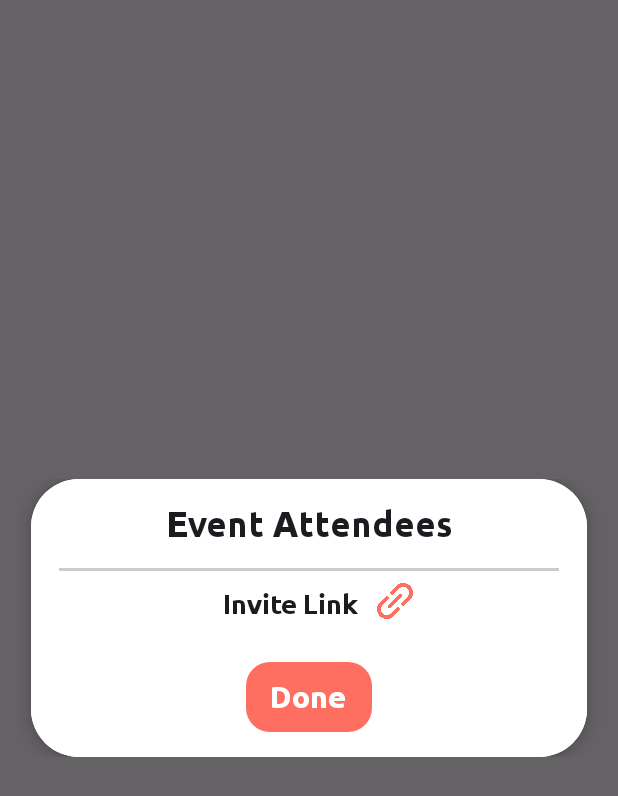
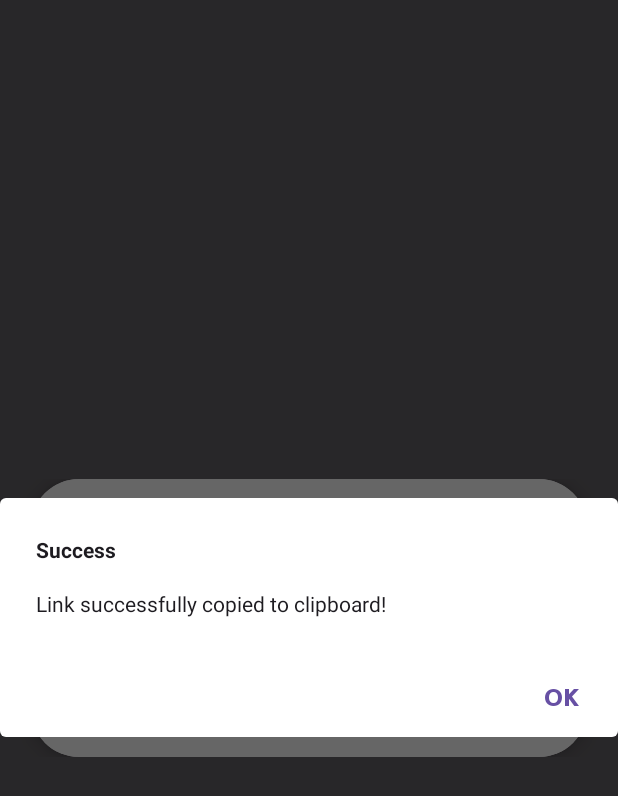
Before and after one commit to M4TTH3/Timestamp, an Android app built with Jetpack Compose: the composable ViewUsers shown on its own in the app's theme, after a tap on "link icon", on a phone screen of 412 x 824 dp. Shown: the top 796 px of the screen. Run offline under Robolectric (Android 15) with nearby library versions, the phone set to English and light mode, and no system bars; libraries missing offline, so code that uses them is left out: kotlinx.coroutines.reactor, org.springframework.web; pictures from the network do not load; 2 statements that could not run were skipped.

```diff
--- a/mobile/src/main/java/org/timestamp/mobile/ui/elements/ViewUsers.kt
+++ b/mobile/src/main/java/org/timestamp/mobile/ui/elements/ViewUsers.kt
@@ -20,6 +20,8 @@ import androidx.compose.foundation.layout.wrapContentHeight
 import androidx.compose.foundation.lazy.LazyColumn
 import androidx.compose.foundation.shape.CircleShape
 import androidx.compose.foundation.shape.RoundedCornerShape
+import androidx.compose.material.AlertDialog
+import androidx.compose.material.Button
 import androidx.compose.material.Divider
 import androidx.compose.material.Icon
 import androidx.compose.material.IconButton
@@ -28,6 +30,8 @@ import androidx.compose.material3.Card
 import androidx.compose.material3.Text
 import androidx.compose.material3.TextButton
 import androidx.compose.runtime.Composable
+import androidx.compose.runtime.mutableStateOf
+import androidx.compose.runtime.remember
 import androidx.compose.ui.Alignment
 import androidx.compose.ui.Modifier
 import androidx.compose.ui.draw.clip
@@ -35,7 +39,10 @@ import androidx.compose.ui.draw.shadow
 import androidx.compose.ui.graphics.Color
 import androidx.compose.ui.graphics.painter.Painter
 import androidx.compose.ui.layout.ContentScale
+import androidx.compose.ui.platform.LocalClipboardManager
+import androidx.compose.ui.platform.LocalContext
 import androidx.compose.ui.res.painterResource
+import androidx.compose.ui.text.AnnotatedString
 import androidx.compose.ui.text.font.Font
 import androidx.compose.ui.text.font.FontWeight
 import androidx.compose.ui.unit.dp
@@ -55,7 +62,43 @@ fun ViewUsers(
     onDismissRequest: () -> Unit,
     properties: DialogProperties = DialogProperties(),
 ) {
+    var linkCopiedDialog = remember { mutableStateOf(false) }
+
+    val clipBoardManager = LocalClipboardManager.current
+    val context = LocalContext.current
     val users = event.users.sortedBy { it.name }
+    if (linkCopiedDialog.value) {
+        AlertDialog(
+            onDismissRequest = {
+                linkCopiedDialog.value = false
+            },
+            title = {
+                Text(
+                    text = "Success",
+                    fontWeight = FontWeight.Bold
+                )
+            },
+            text = {
+                Text("Link successfully copied to clipboard!")
+                   },
+            confirmButton = {
+                TextButton(
+                    onClick = {
+                        linkCopiedDialog.value = false
+                    },
+                ) {
+                    Text(
+                        text = "OK",
+                        fontFamily = ubuntuFontFamily,
+                        fontSize = 16.sp,
+                        fontWeight = FontWeight.Bold,
+                    )
+                }
+            },
+
+        )
+    }
+
     Dialog(
         onDismissRequest = onDismissRequest,
         properties = properties.let {
@@ -101,7 +144,11 @@ fun ViewUsers(
                             .padding(12.dp)
                     )
                     IconButton(
-                        onClick = { /*TODO*/ },
+                        onClick = {
+                        /*TODO*/
+                            clipBoardManager.setText(AnnotatedString("Link to put in later"))
+                            linkCopiedDialog.value = true
+                        },
                         modifier = Modifier
                             .padding(vertical = 8.dp)
                             .size(24.dp)
```
Also changed, not shown: mobile/src/main/java/org/timestamp/mobile/EventsScreen.kt (+81 -1 lines), mobile/src/main/java/org/timestamp/mobile/ui/elements/Event.kt (+43 -2 lines), mobile/src/main/res/drawable/event_calendar.png (added).
